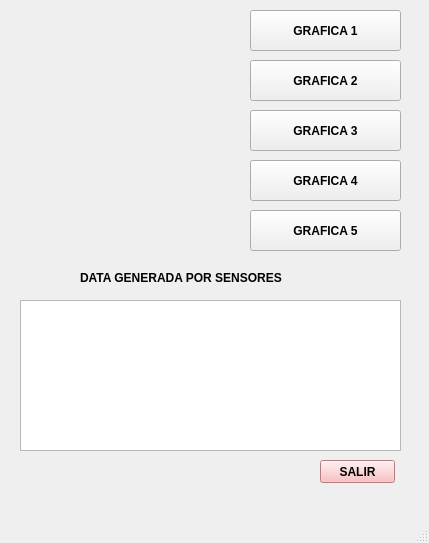
First picture: the form in GraficasTaller.ui, repository TatianaEncoding/Control_trafico_vehicular, before the edit.
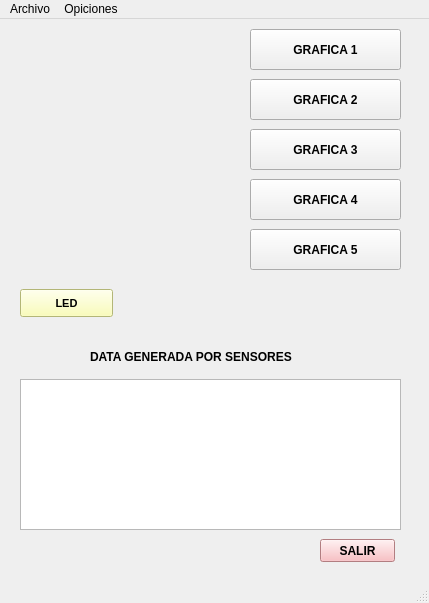
Second picture: the form after the edit. Icons and pictures are not drawn.

Patch:
```diff
--- a/GraficasTaller.ui
+++ b/GraficasTaller.ui
@@ -7,7 +7,7 @@
     <x>0</x>
     <y>0</y>
     <width>429</width>
-    <height>543</height>
+    <height>603</height>
    </rect>
   </property>
   <property name="windowTitle">
@@ -113,7 +113,7 @@
     <property name="geometry">
      <rect>
       <x>20</x>
-      <y>300</y>
+      <y>360</y>
       <width>381</width>
       <height>151</height>
      </rect>
@@ -123,7 +123,7 @@
     <property name="geometry">
      <rect>
       <x>320</x>
-      <y>460</y>
+      <y>520</y>
       <width>75</width>
       <height>23</height>
      </rect>
@@ -144,8 +144,8 @@
    <widget class="QLabel" name="label_2">
     <property name="geometry">
      <rect>
-      <x>80</x>
-      <y>270</y>
+      <x>90</x>
+      <y>330</y>
       <width>261</width>
       <height>16</height>
      </rect>
@@ -180,6 +180,42 @@
      <string>GRAFICA 5</string>
     </property>
    </widget>
+   <widget class="QPushButton" name="LED">
+    <property name="geometry">
+     <rect>
+      <x>20</x>
+      <y>270</y>
+      <width>93</width>
+      <height>28</height>
+     </rect>
+    </property>
+    <property name="font">
+     <font>
+      <pointsize>8</pointsize>
+      <weight>75</weight>
+      <bold>true</bold>
+     </font>
+    </property>
+    <property name="styleSheet">
+     <string notr="true">background-color: rgb(251, 255, 166);</string>
+    </property>
+    <property name="text">
+     <string>LED</string>
+    </property>
+   </widget>
+   <widget class="QLabel" name="SALIDA_LED">
+    <property name="geometry">
+     <rect>
+      <x>130</x>
+      <y>270</y>
+      <width>261</width>
+      <height>31</height>
+     </rect>
+    </property>
+    <property name="text">
+     <string/>
+    </property>
+   </widget>
   </widget>
   <widget class="QMenuBar" name="menubar">
    <property name="geometry">
@@ -190,6 +226,22 @@
      <height>26</height>
     </rect>
    </property>
+   <widget class="QMenu" name="menuArchivo">
+    <property name="title">
+     <string>Archivo</string>
+    </property>
+    <addaction name="actionAbrir"/>
+    <addaction name="actionSalir"/>
+   </widget>
+   <widget class="QMenu" name="menuOpiciones">
+    <property name="title">
+     <string>Opiciones</string>
+    </property>
+    <addaction name="actionGrafica_1"/>
+    <addaction name="actionGrafica2"/>
+   </widget>
+   <addaction name="menuArchivo"/>
+   <addaction name="menuOpiciones"/>
   </widget>
   <widget class="QStatusBar" name="statusbar"/>
  </widget>
```
Left out of the diff: 32 changed lines with no effect on the pictures.
